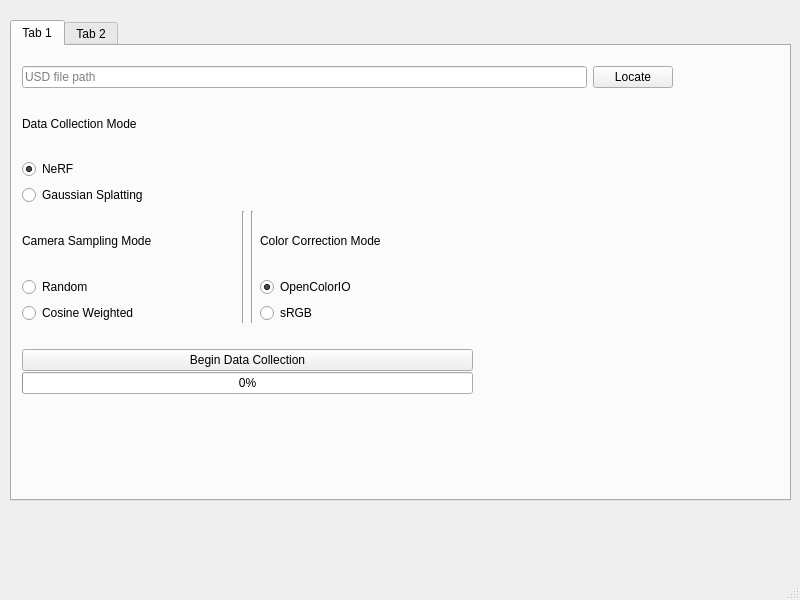
This is src/usdSimple/mainwindow.ui in mialana/neural-for-usd as Qt 5 draws it before an edit. The edited form follows.
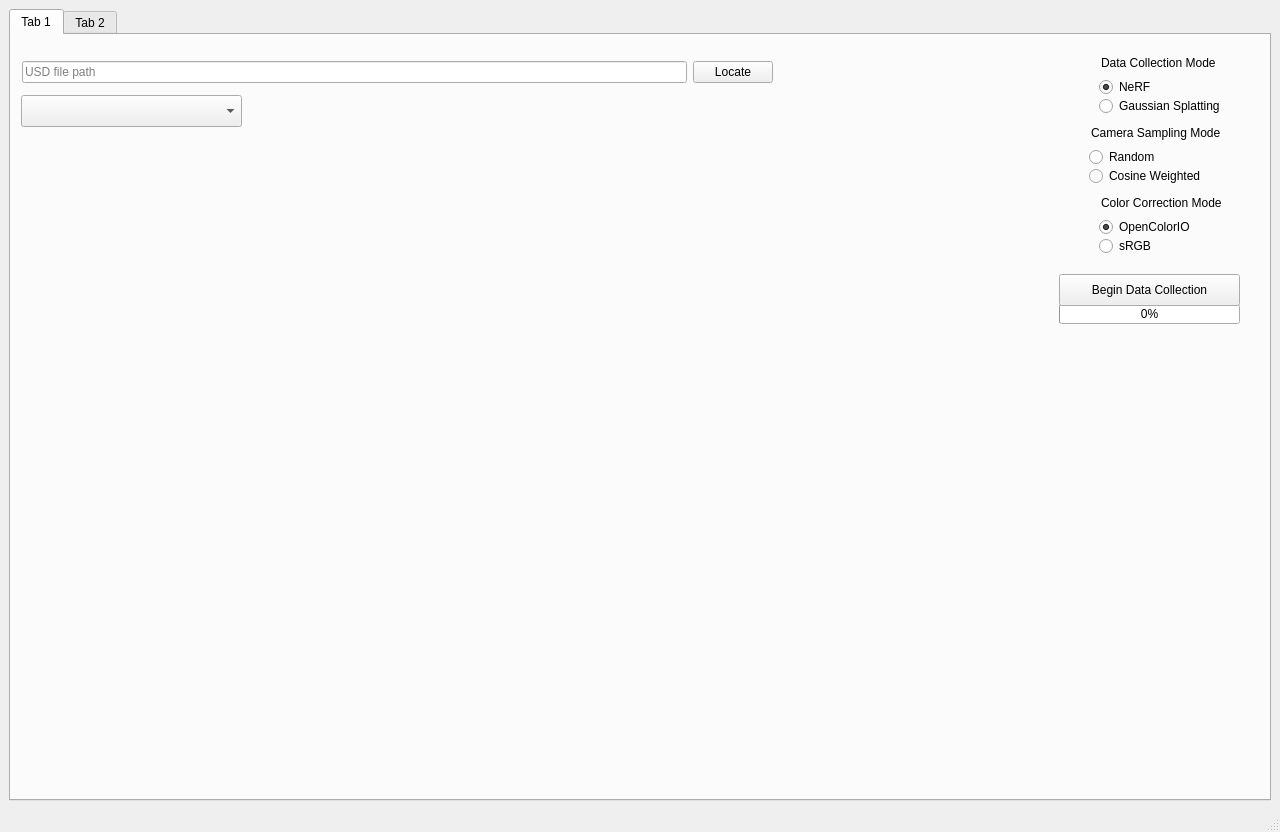
This is the edited form. The open tabs and pages were chosen to show the change.

Diff of the .ui file:
```diff
--- a/src/usdSimple/mainwindow.ui
+++ b/src/usdSimple/mainwindow.ui
@@ -6,23 +6,17 @@
    <rect>
     <x>0</x>
     <y>0</y>
-    <width>800</width>
-    <height>600</height>
+    <width>1280</width>
+    <height>832</height>
    </rect>
   </property>
   <property name="windowTitle">
    <string>MainWindow</string>
   </property>
   <widget class="QWidget" name="centralwidget">
+   <layout class="QHBoxLayout" name="horizontalLayout">
+    <item>
    <widget class="QTabWidget" name="tabWidget">
-    <property name="geometry">
-     <rect>
-      <x>10</x>
-      <y>20</y>
-      <width>781</width>
-      <height>481</height>
-     </rect>
-    </property>
     <property name="currentIndex">
      <number>1</number>
     </property>
@@ -33,14 +27,12 @@
      <widget class="QWidget" name="verticalLayoutWidget_5">
       <property name="geometry">
        <rect>
-        <x>10</x>
-        <y>20</y>
-        <width>651</width>
-        <height>374</height>
-       </rect>
-      </property>
-      <layout class="QVBoxLayout" name="verticalLayout_6">
-       <item>
+          <x>11</x>
+          <y>21</y>
+          <width>751</width>
+          <height>33</height>
+         </rect>
+        </property>
         <layout class="QHBoxLayout" name="horizontalLayout_2">
          <item>
           <widget class="QLineEdit" name="lineEdit">
@@ -57,164 +49,32 @@
           </widget>
          </item>
         </layout>
-       </item>
-       <item>
-        <layout class="QHBoxLayout" name="horizontalLayout_3">
-         <item>
-          <layout class="QGridLayout" name="gridLayout">
-           <property name="sizeConstraint">
-            <enum>QLayout::SizeConstraint::SetMinAndMaxSize</enum>
-           </property>
-           <item row="0" column="0">
-            <layout class="QVBoxLayout" name="verticalLayout">
-             <item>
-              <widget class="QLabel" name="label_2">
-               <property name="text">
-                <string>Data Collection Mode</string>
-               </property>
-              </widget>
-             </item>
-             <item>
-              <widget class="QRadioButton" name="radioButton">
-               <property name="text">
-                <string>NeRF</string>
-               </property>
-               <property name="checked">
-                <bool>true</bool>
-               </property>
-               <attribute name="buttonGroup">
-                <string notr="true">buttonGroup</string>
-               </attribute>
-              </widget>
-             </item>
-             <item>
-              <widget class="QRadioButton" name="radioButton_2">
+       </widget>
+       <widget class="QLabel" name="label_3">
+        <property name="geometry">
+         <rect>
+          <x>14</x>
+          <y>275</y>
+          <width>16</width>
+          <height>16</height>
+         </rect>
+        </property>
                <property name="text">
-                <string>Gaussian Splatting</string>
-               </property>
-               <attribute name="buttonGroup">
-                <string notr="true">buttonGroup</string>
-               </attribute>
-              </widget>
-             </item>
-            </layout>
-           </item>
-           <item row="1" column="0">
-            <layout class="QHBoxLayout" name="horizontalLayout">
-             <item>
-              <layout class="QVBoxLayout" name="verticalLayout_4">
-               <item>
-                <widget class="QLabel" name="label_4">
-                 <property name="text">
-                  <string>Camera Sampling Mode</string>
-                 </property>
-                </widget>
-               </item>
-               <item>
-                <widget class="QRadioButton" name="radioButton_3">
-                 <property name="text">
-                  <string>Random</string>
-                 </property>
-                 <property name="checked">
-                  <bool>true</bool>
-                 </property>
-                </widget>
-               </item>
-               <item>
-                <widget class="QRadioButton" name="radioButton_4">
-                 <property name="text">
-                  <string>Cosine Weighted</string>
-                 </property>
-                </widget>
-               </item>
-              </layout>
-             </item>
-             <item>
-              <widget class="Line" name="line">
-               <property name="orientation">
-                <enum>Qt::Orientation::Vertical</enum>
-               </property>
-              </widget>
-             </item>
-             <item>
-              <widget class="Line" name="line_2">
-               <property name="orientation">
-                <enum>Qt::Orientation::Vertical</enum>
-               </property>
-              </widget>
-             </item>
-             <item>
-              <layout class="QVBoxLayout" name="verticalLayout_5">
-               <item>
-                <widget class="QLabel" name="label_5">
-                 <property name="text">
-                  <string>Color Correction Mode</string>
-                 </property>
-                </widget>
-               </item>
-               <item>
-                <widget class="QRadioButton" name="radioButton_6">
-                 <property name="text">
-                  <string>OpenColorIO</string>
-                 </property>
-                 <property name="checked">
-                  <bool>true</bool>
-                 </property>
-                 <attribute name="buttonGroup">
-                  <string notr="true">buttonGroup_2</string>
-                 </attribute>
-                </widget>
-               </item>
-               <item>
-                <widget class="QRadioButton" name="radioButton_5">
-                 <property name="text">
-                  <string>sRGB</string>
-                 </property>
-                 <attribute name="buttonGroup">
-                  <string notr="true">buttonGroup_2</string>
-                 </attribute>
-                </widget>
-               </item>
-              </layout>
-             </item>
-            </layout>
-           </item>
-           <item row="2" column="0">
-            <layout class="QVBoxLayout" name="verticalLayout_3">
-             <property name="spacing">
-              <number>1</number>
-             </property>
-             <item>
-              <spacer name="horizontalSpacer">
-               <property name="orientation">
-                <enum>Qt::Orientation::Horizontal</enum>
-               </property>
-               <property name="sizeHint" stdset="0">
-                <size>
-                 <width>40</width>
-                 <height>20</height>
-                </size>
-               </property>
-              </spacer>
-             </item>
-             <item>
-              <widget class="QPushButton" name="pushButton">
-               <property name="sizePolicy">
-                <sizepolicy hsizetype="Expanding" vsizetype="Fixed">
-                 <horstretch>0</horstretch>
-                 <verstretch>0</verstretch>
-                </sizepolicy>
-               </property>
-               <property name="text">
-                <string>Begin Data Collection</string>
-               </property>
-              </widget>
-             </item>
-             <item>
+         <string/>
+        </property>
+       </widget>
               <widget class="QProgressBar" name="progressBar">
                <property name="enabled">
                 <bool>true</bool>
                </property>
+        <property name="geometry">
+         <rect>
+          <x>1048</x>
+          <y>269</y>
+          <width>181</width>
+          <height>20</height>
+         </rect>
+        </property>
                <property name="sizePolicy">
                 <sizepolicy hsizetype="MinimumExpanding" vsizetype="Fixed">
                  <horstretch>0</horstretch>
@@ -225,34 +85,175 @@
                 <number>0</number>
                </property>
               </widget>
-             </item>
-             <item>
-              <widget class="QLabel" name="label_3">
+       <widget class="QPushButton" name="pushButton">
+        <property name="geometry">
+         <rect>
+          <x>1048</x>
+          <y>239</y>
+          <width>181</width>
+          <height>32</height>
+         </rect>
+        </property>
+        <property name="sizePolicy">
+         <sizepolicy hsizetype="Expanding" vsizetype="Fixed">
+          <horstretch>0</horstretch>
+          <verstretch>0</verstretch>
+         </sizepolicy>
+        </property>
                <property name="text">
-                <string/>
-               </property>
-              </widget>
-             </item>
-            </layout>
-           </item>
-          </layout>
-         </item>
-         <item>
-          <spacer name="verticalSpacer_2">
-           <property name="orientation">
-            <enum>Qt::Orientation::Vertical</enum>
-           </property>
-           <property name="sizeHint" stdset="0">
-            <size>
-             <width>200</width>
-             <height>40</height>
-            </size>
-           </property>
-          </spacer>
-         </item>
-        </layout>
-       </item>
-      </layout>
+         <string>Begin Data Collection</string>
+        </property>
+       </widget>
+       <widget class="QComboBox" name="comboBox">
+        <property name="geometry">
+         <rect>
+          <x>10</x>
+          <y>60</y>
+          <width>221</width>
+          <height>32</height>
+         </rect>
+        </property>
+        <property name="placeholderText">
+         <string>Choose skydome texture</string>
+        </property>
+       </widget>
+       <widget class="QLabel" name="label_5">
+        <property name="geometry">
+         <rect>
+          <x>1090</x>
+          <y>160</y>
+          <width>136</width>
+          <height>16</height>
+         </rect>
+        </property>
+        <property name="text">
+         <string>Color Correction Mode</string>
+        </property>
+       </widget>
+       <widget class="QRadioButton" name="radioButton_5">
+        <property name="geometry">
+         <rect>
+          <x>1088</x>
+          <y>201</y>
+          <width>58</width>
+          <height>20</height>
+         </rect>
+        </property>
+        <property name="text">
+         <string>sRGB</string>
+        </property>
+        <attribute name="buttonGroup">
+         <string notr="true">buttonGroup_2</string>
+        </attribute>
+       </widget>
+       <widget class="QRadioButton" name="radioButton_6">
+        <property name="geometry">
+         <rect>
+          <x>1088</x>
+          <y>182</y>
+          <width>103</width>
+          <height>20</height>
+         </rect>
+        </property>
+        <property name="text">
+         <string>OpenColorIO</string>
+        </property>
+        <property name="checked">
+         <bool>true</bool>
+        </property>
+        <attribute name="buttonGroup">
+         <string notr="true">buttonGroup_2</string>
+        </attribute>
+       </widget>
+       <widget class="QRadioButton" name="radioButton_4">
+        <property name="geometry">
+         <rect>
+          <x>1078</x>
+          <y>131</y>
+          <width>127</width>
+          <height>20</height>
+         </rect>
+        </property>
+        <property name="text">
+         <string>Cosine Weighted</string>
+        </property>
+       </widget>
+       <widget class="QRadioButton" name="radioButton_3">
+        <property name="geometry">
+         <rect>
+          <x>1078</x>
+          <y>112</y>
+          <width>75</width>
+          <height>20</height>
+         </rect>
+        </property>
+        <property name="text">
+         <string>Random</string>
+        </property>
+        <property name="checked">
+         <bool>true</bool>
+        </property>
+       </widget>
+       <widget class="QLabel" name="label_4">
+        <property name="geometry">
+         <rect>
+          <x>1080</x>
+          <y>90</y>
+          <width>143</width>
+          <height>16</height>
+         </rect>
+        </property>
+        <property name="text">
+         <string>Camera Sampling Mode</string>
+        </property>
+       </widget>
+       <widget class="QRadioButton" name="radioButton_2">
+        <property name="geometry">
+         <rect>
+          <x>1088</x>
+          <y>61</y>
+          <width>137</width>
+          <height>20</height>
+         </rect>
+        </property>
+        <property name="text">
+         <string>Gaussian Splatting</string>
+        </property>
+        <attribute name="buttonGroup">
+         <string notr="true">buttonGroup</string>
+        </attribute>
+       </widget>
+       <widget class="QRadioButton" name="radioButton">
+        <property name="geometry">
+         <rect>
+          <x>1088</x>
+          <y>42</y>
+          <width>58</width>
+          <height>20</height>
+         </rect>
+        </property>
+        <property name="text">
+         <string>NeRF</string>
+        </property>
+        <property name="checked">
+         <bool>true</bool>
+        </property>
+        <attribute name="buttonGroup">
+         <string notr="true">buttonGroup</string>
+        </attribute>
+       </widget>
+       <widget class="QLabel" name="label_2">
+        <property name="geometry">
+         <rect>
+          <x>1090</x>
+          <y>20</y>
+          <width>129</width>
+          <height>16</height>
+         </rect>
+        </property>
+        <property name="text">
+         <string>Data Collection Mode</string>
+        </property>
      </widget>
     </widget>
     <widget class="QWidget" name="tab_4">
@@ -390,6 +391,8 @@
      </widget>
     </widget>
    </widget>
+    </item>
+   </layout>
   </widget>
   <widget class="QMenuBar" name="menubar">
    <property name="geometry">
```
Left out of the diff: 6 changed lines with no effect on the pictures. Lines whose indentation alone changed are shown as unchanged.
